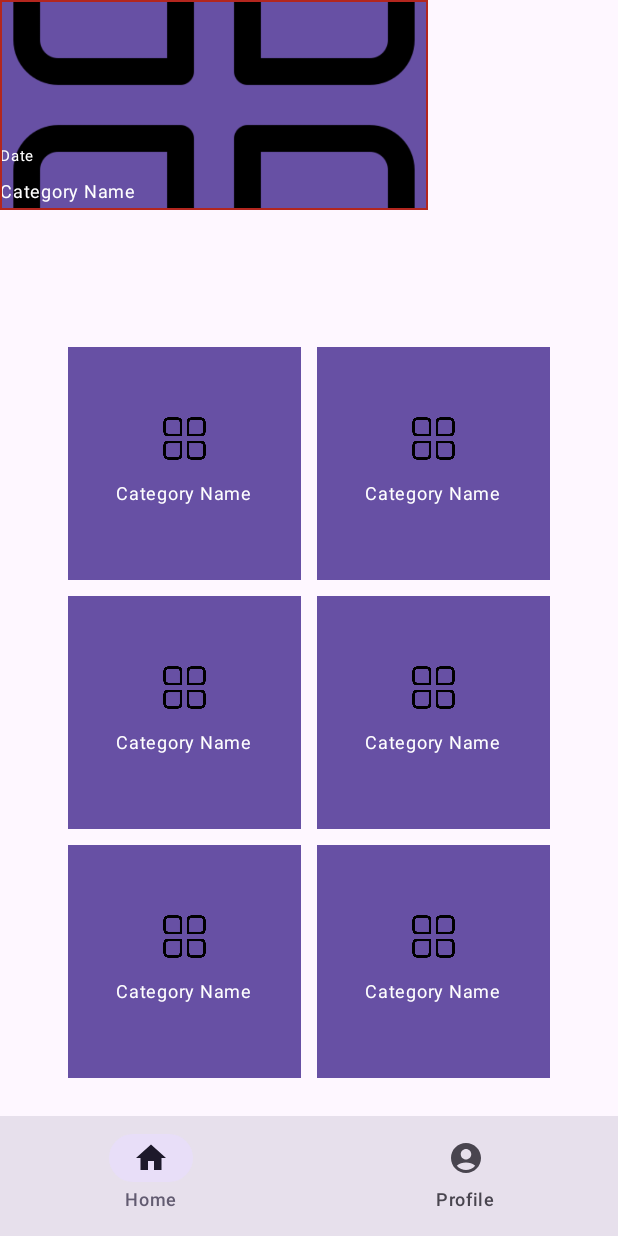
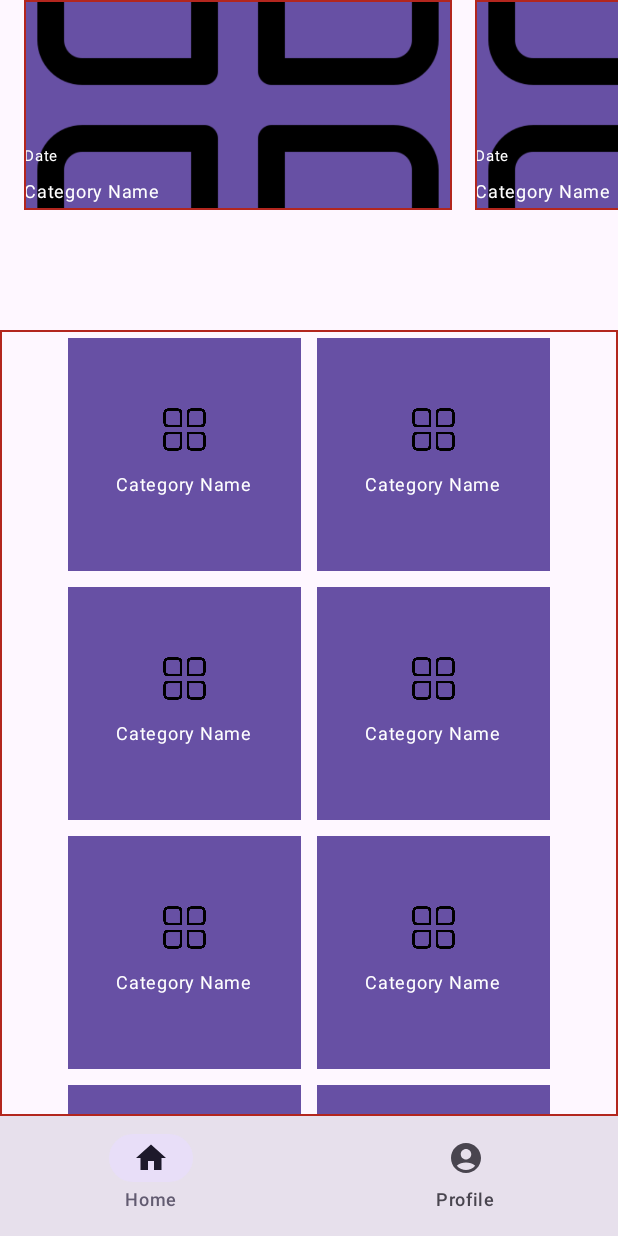
Before and after one commit to MuhittinTanoba/VocaVille, an Android app built with Jetpack Compose: the CategoryScreen screen opened through its navigation route, on a phone screen of 412 x 824 dp. Run offline under Robolectric (Android 15) with nearby library versions, the phone set to English and light mode, and no system bars.

Commit message:
AnnouncementCardList

```diff
--- a/app/src/main/java/com/example/vocaville/CategoryScreen.kt
+++ b/app/src/main/java/com/example/vocaville/CategoryScreen.kt
@@ -14,7 +14,9 @@ import androidx.compose.foundation.layout.fillMaxWidth
 import androidx.compose.foundation.layout.height
 import androidx.compose.foundation.layout.padding
 import androidx.compose.foundation.layout.size
+import androidx.compose.foundation.lazy.LazyColumn
 import androidx.compose.foundation.lazy.LazyRow
+import androidx.compose.foundation.lazy.items
 import androidx.compose.material.icons.Icons
 import androidx.compose.material.icons.filled.AccountCircle
 import androidx.compose.material.icons.filled.Home
@@ -42,7 +44,7 @@ fun CategoryScreen(modifier: Modifier) {
         bottomBar = { BottomNavigation() }
     ) { padding ->
         Column {
-            AnnouncementCard(paddingValues = padding)
+            AnnouncementCardList(paddingValues = padding)
             Spacer(modifier = Modifier.weight(1f))
             CategoryList(paddingValues = padding)
             Spacer(modifier = Modifier.size(20.dp))
@@ -83,11 +85,23 @@ fun CategoryCardsCollection() {
 
 @Composable
 fun CategoryList(paddingValues: PaddingValues) {
-    Column(
+    var deneme = listOf(
+        "1",
+        "2",
+        "3",
+        "4",
+        "5"
+    )
+    LazyColumn(
         modifier = Modifier
             .fillMaxWidth()
-            .padding(paddingValues),
+            .padding(paddingValues)
+            .border(
+                width = 1.dp,
+                color = MaterialTheme.colorScheme.error
+            )
     ) {
+        items(deneme){item ->
             Row(
                 horizontalArrangement = Arrangement.Center,
                 modifier = Modifier.fillMaxWidth()
@@ -102,13 +116,8 @@ fun CategoryList(paddingValues: PaddingValues) {
                 CategoryCardsCollection()
                 CategoryCardsCollection()
             }
-        Row(
-            horizontalArrangement = Arrangement.Center,
-            modifier = Modifier.fillMaxWidth()
-        ) {
-            CategoryCardsCollection()
-            CategoryCardsCollection()
         }
+
         }
 }
 
@@ -199,3 +208,34 @@ fun AnnouncementCard(paddingValues: PaddingValues) {
         }
     }
 }
+
+
+@Composable
+fun AnnouncementCardList(
+    modifier: Modifier = Modifier,
+    paddingValues: PaddingValues
+){
+    var announcementList = listOf(
+        "1",
+        "2",
+        "3",
+        "4",
+        "5",
+    )
+
+    LazyRow (
+        modifier = modifier,
+        horizontalArrangement = Arrangement.spacedBy(15.dp),
+        contentPadding = PaddingValues(horizontal = 16.dp),
+        ) {
+        items(announcementList) {item ->
+            AnnouncementCard(paddingValues = paddingValues)
+        }
+    }
+}
+
+@Preview
+@Composable
+fun AnnouncementCardListPreview() {
+    AnnouncementCardList(paddingValues = PaddingValues(0.dp))
+}
```
Lines whose indentation alone changed are shown as unchanged.
